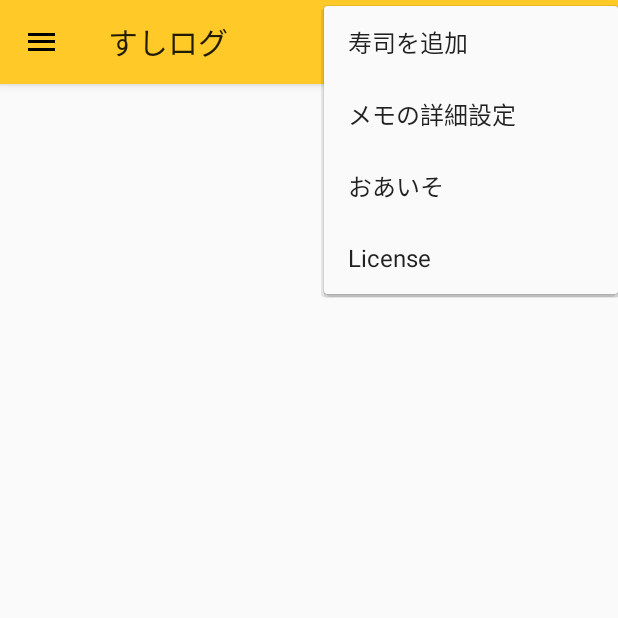
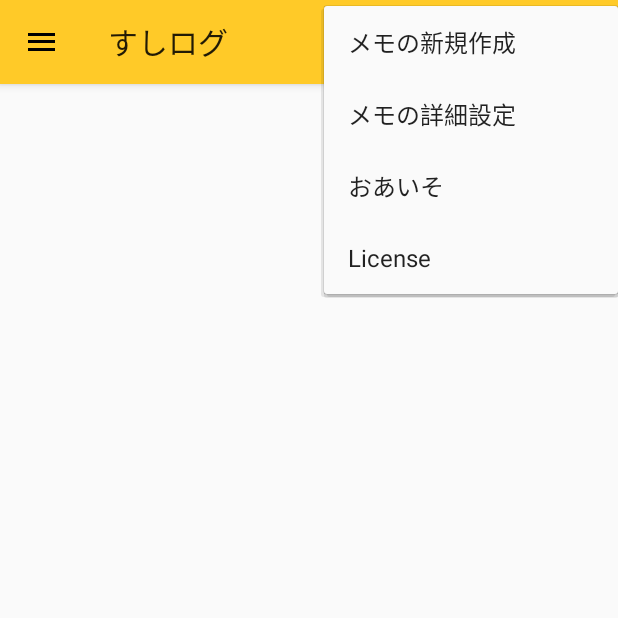
Before and after one commit to tanjo/sushi-log, an Android app: the screen it shows after launch (MainActivity), after a tap on "メニュー", on a phone screen of 412 x 824 dp, the top half of it. Run offline under Robolectric (Android 15) with nearby library versions, the phone set to English and light mode, and no system bars; our stand-ins replace ButterKnife; libraries missing offline, so code that uses them is left out: rx.subscriptions; Roboto replaces fonts that are not available here.

Commit message:
違うやつ

```diff
--- a/app/src/main/res/menu/main_menu.xml
+++ b/app/src/main/res/menu/main_menu.xml
@@ -15,7 +15,7 @@
             <item
                     android:id="@+id/action_create_new_note"
                     android:orderInCategory="100"
-                    android:title="@string/title_activity_add_sushi"
+                    android:title="@string/title_create_note"
                     />
 
             <!--
--- a/app/src/main/res/values/strings.xml
+++ b/app/src/main/res/values/strings.xml
@@ -18,5 +18,6 @@
     <string name="hello_world">Hello world!</string>
     <string name="title_activity_result">おあいそ</string>
     <string name="title_activity_license">License</string>
+    <string name="title_create_note">メモの新規作成</string>
 
 </resources>
```
